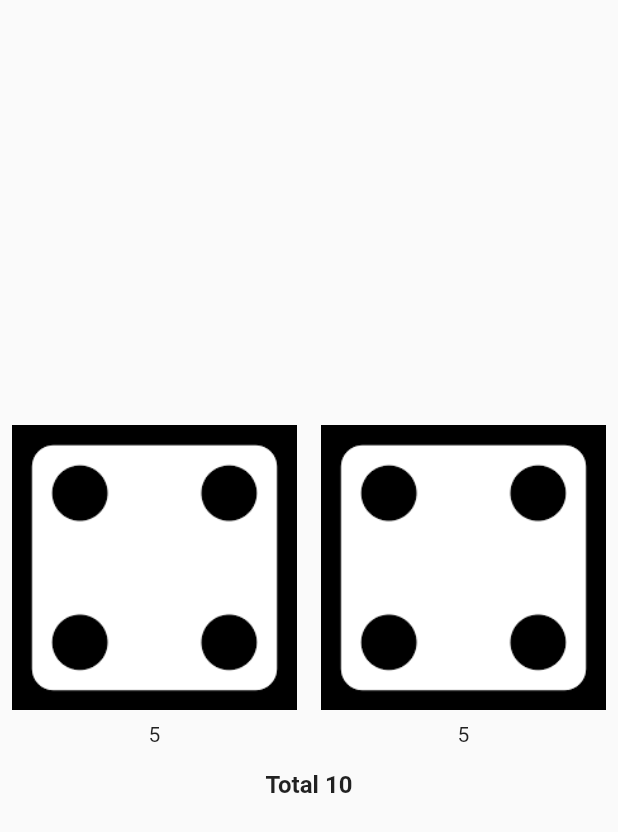
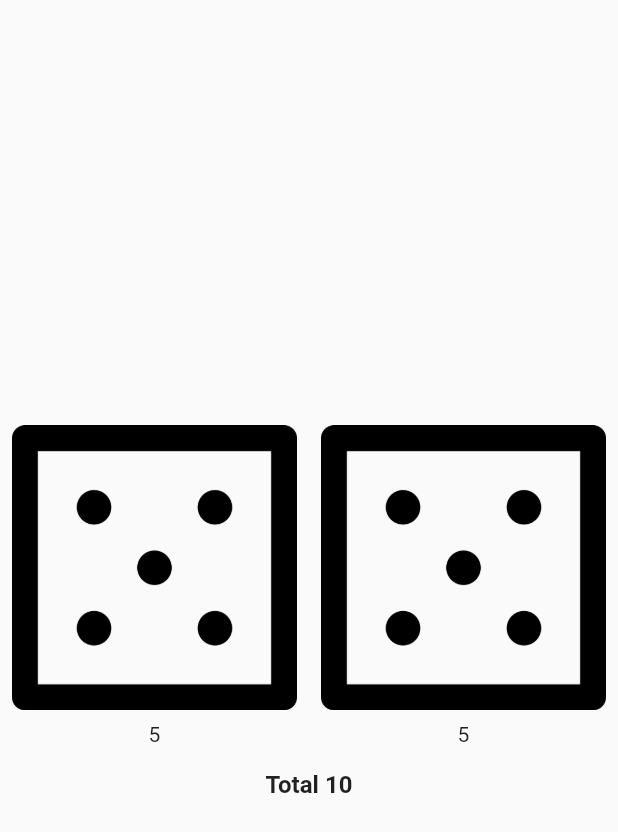
Before and after one commit to muhammetaydinn/mobx_examples, a Flutter app: the DiceView screen opened by its route, on a phone screen of 412 x 824 dp. Shown: the top 832 px of the screen. Run offline on Flutter 3.47's test engine with Material 2 defaults, Android fonts, the phone set to English and light mode, and no system bars; our stand-ins replace flutter_mobx, go_router, mobx; generated files the repository leaves out were written again; Roboto replaces fonts that are missing (Verdana).

Commit message:
Dice pics changed

```diff
--- a/lib/Dice/dice_view.dart
+++ b/lib/Dice/dice_view.dart
@@ -19,10 +19,19 @@ class DiceView extends StatelessWidget {
                   child: Observer(builder: (_) {
                     return Column(
                       children: [
-                        TextButton(
-                          onPressed: diceCounter.roll,
-                          child: Image.asset(
-                              'assets/images/${diceCounter.left}.png'),
+                        GestureDetector(
+                          onTap: () {
+                            diceCounter.roll();
+                          },
+                          child: Padding(
+                            padding: const EdgeInsets.all(8.0),
+                            child: ColorFiltered(
+                              colorFilter: const ColorFilter.mode(
+                                  Colors.black, BlendMode.modulate),
+                              child: Image.asset(
+                                  'assets/images/dice${diceCounter.left}.png'),
+                            ),
+                          ),
                         ),
                         Text(diceCounter.left.toString()),
                       ],
@@ -33,10 +42,19 @@ class DiceView extends StatelessWidget {
                   child: Observer(builder: (_) {
                     return Column(
                       children: [
-                        TextButton(
-                          onPressed: diceCounter.roll,
-                          child: Image.asset(
-                              'assets/images/${diceCounter.right}.png'),
+                        GestureDetector(
+                          onTap: () {
+                            diceCounter.roll();
+                          },
+                          child: Padding(
+                            padding: const EdgeInsets.all(8.0),
+                            child: ColorFiltered(
+                              colorFilter: const ColorFilter.mode(
+                                  Colors.black, BlendMode.modulate),
+                              child: Image.asset(
+                                  'assets/images/dice${diceCounter.right}.png'),
+                            ),
+                          ),
                         ),
                         Text(diceCounter.right.toString()),
                       ],
```
Also changed, not shown: assets/images/1.png (deleted), assets/images/2.png (deleted), assets/images/3.png (deleted), assets/images/4.png (deleted), assets/images/5.png (deleted), assets/images/6.png (deleted), assets/images/dice1.png (added), assets/images/dice2.png (added), assets/images/dice3.png (added), assets/images/dice4.png (added), assets/images/dice5.png (added), assets/images/dice6.png (added).
